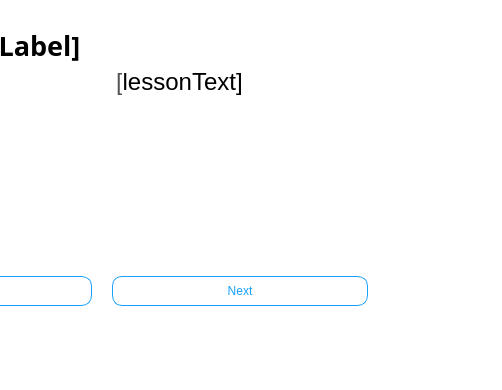
This is note-rythLesson.ui in ZachKrol/MusGator as Qt 5 draws it before an edit; both pictures show x 298 to 800 and y 210 to 600 of the 800 by 600 pixel window. The edited form follows.
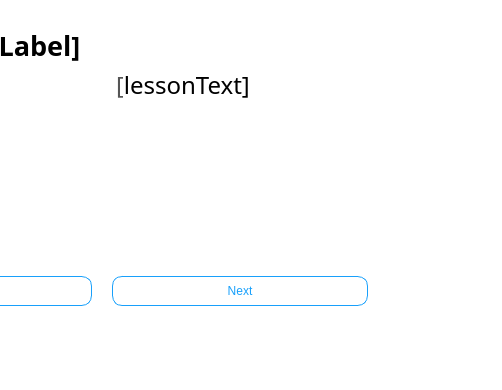
This is the edited form. Icons and pictures are not drawn.

Diff of the .ui file:
```diff
--- a/note-rythLesson.ui
+++ b/note-rythLesson.ui
@@ -303,15 +303,26 @@
         </item>
         <item row="2" column="3">
          <widget class="QTextBrowser" name="lessonText">
+          <property name="font">
+           <font>
+            <family>Tw Cen MT</family>
+            <pointsize>18</pointsize>
+            <weight>50</weight>
+            <italic>false</italic>
+            <bold>false</bold>
+           </font>
+          </property>
           <property name="styleSheet">
-           <string notr="true">border: none;</string>
+           <string notr="true">border: none;
+text-align: center;
+</string>
           </property>
           <property name="html">
            <string>&lt;!DOCTYPE HTML PUBLIC &quot;-//W3C//DTD HTML 4.0//EN&quot; &quot;http://www.w3.org/TR/REC-html40/strict.dtd&quot;&gt;
 &lt;html&gt;&lt;head&gt;&lt;meta name=&quot;qrichtext&quot; content=&quot;1&quot; /&gt;&lt;style type=&quot;text/css&quot;&gt;
 p, li { white-space: pre-wrap; }
-&lt;/style&gt;&lt;/head&gt;&lt;body style=&quot; font-family:'Tw Cen MT'; font-size:12pt; font-weight:400; font-style:normal;&quot;&gt;
-&lt;p style=&quot; margin-top:0px; margin-bottom:0px; margin-left:0px; margin-right:0px; -qt-block-indent:0; text-indent:0px;&quot;&gt;&lt;span style=&quot; font-family:'MS Shell Dlg 2'; font-size:18pt;&quot;&gt;[&lt;/span&gt;&lt;span style=&quot; font-family:'Open Sans','Arial','sans-serif'; font-size:18pt; color:#000000; background-color:#ffffff;&quot;&gt;lessonText]&lt;/span&gt;&lt;/p&gt;&lt;/body&gt;&lt;/html&gt;</string>
+&lt;/style&gt;&lt;/head&gt;&lt;body style=&quot; font-family:'Tw Cen MT'; font-size:18pt; font-weight:400; font-style:normal;&quot;&gt;
+&lt;p style=&quot; margin-top:0px; margin-bottom:0px; margin-left:0px; margin-right:0px; -qt-block-indent:0; text-indent:0px;&quot;&gt;&lt;span style=&quot; font-family:'MS Shell Dlg 2';&quot;&gt;[&lt;/span&gt;&lt;span style=&quot; font-family:'Open Sans','Arial','sans-serif'; color:#000000; background-color:#ffffff;&quot;&gt;lessonText]&lt;/span&gt;&lt;/p&gt;&lt;/body&gt;&lt;/html&gt;</string>
           </property>
          </widget>
         </item>
```
Left out of the diff: 2 changed lines with no effect on the pictures.
